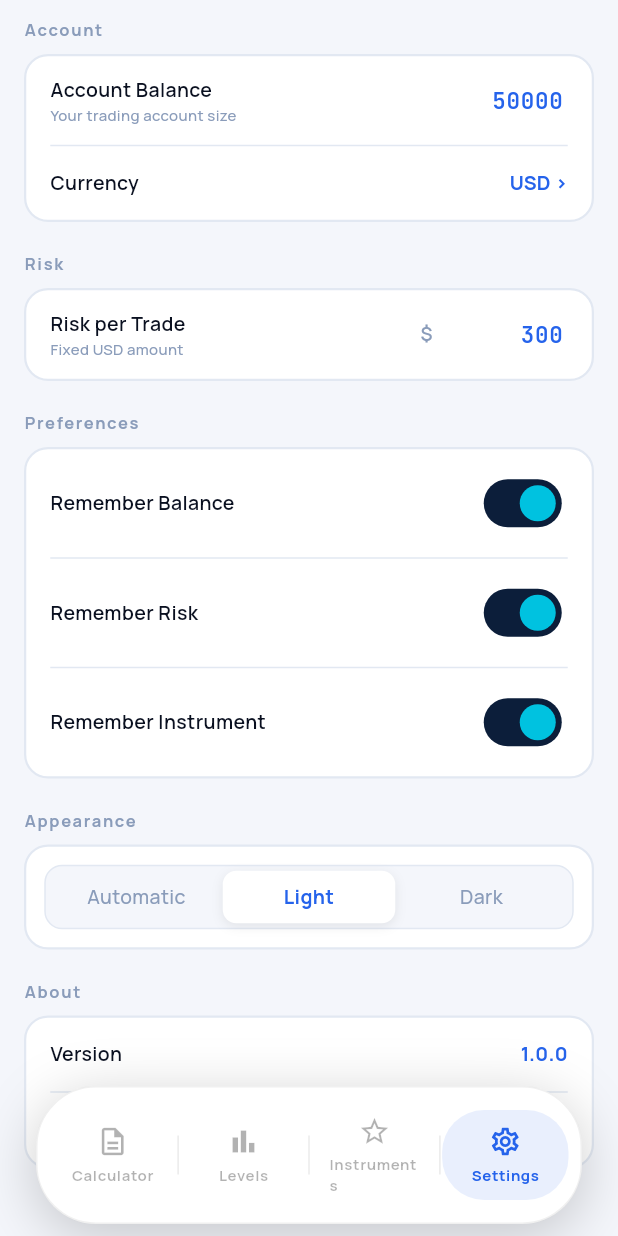
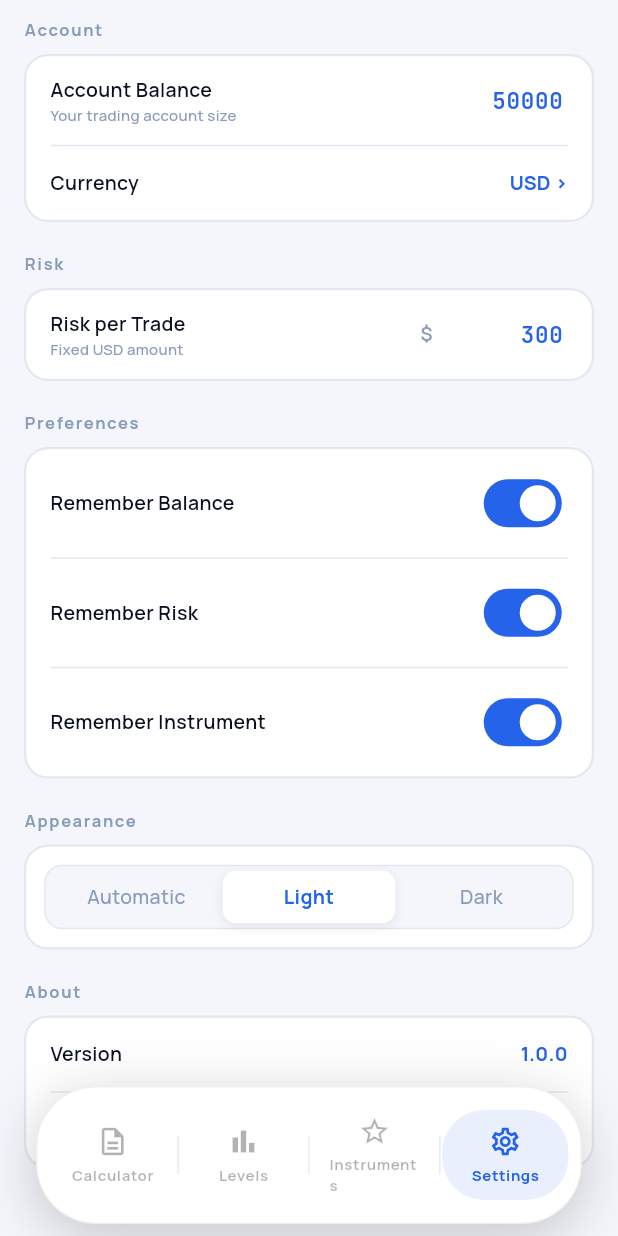
Before and after one commit to Ledian63S/quanta, a Flutter app: the screen it shows after launch, item 4 of the bottom bar chosen, on a phone screen of 412 x 824 dp. Run offline on Flutter 3.47's test engine with Material 3 defaults, Android fonts, the light colour scheme and no system bars; our stand-ins replace google_fonts, shared_preferences.

Commit message:
Fix Switch.adaptive: remove activeThumbColor unsupported on iOS

```diff
--- a/lib/screens/settings_screen.dart
+++ b/lib/screens/settings_screen.dart
@@ -172,8 +172,6 @@ class _ToggleRow extends StatelessWidget {
             HapticFeedback.selectionClick();
             onChanged(v);
           },
-          activeThumbColor: AppColors.accent,
-          activeTrackColor: AppColors.navyMid,
         ),
       ]),
     );
```
